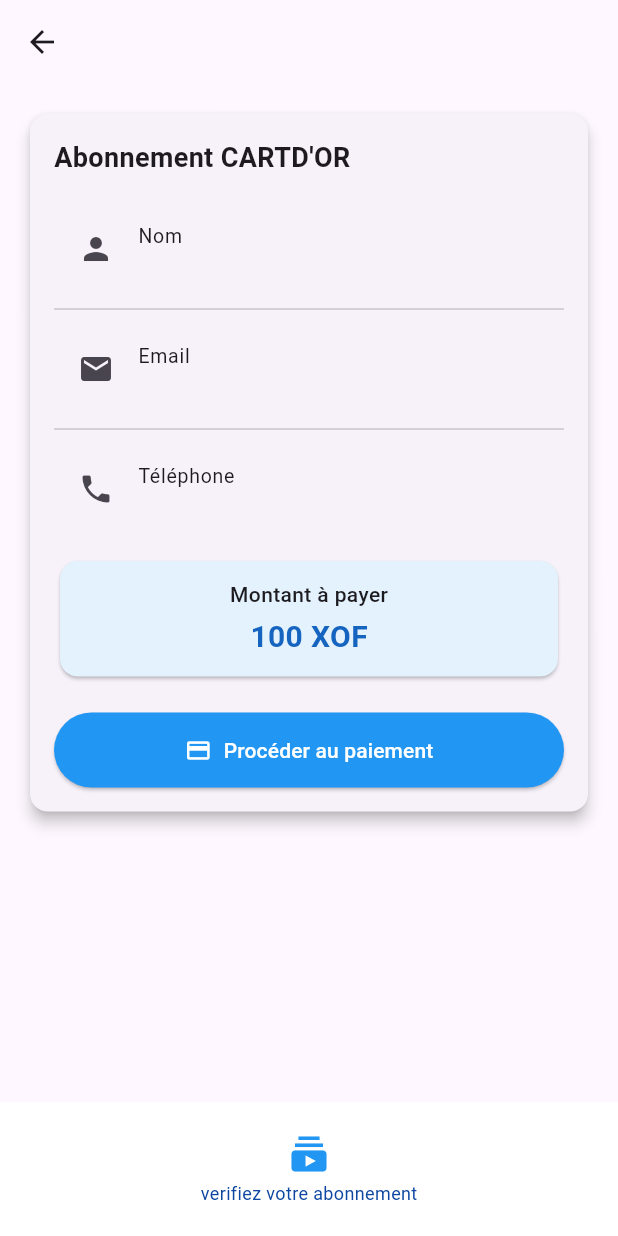
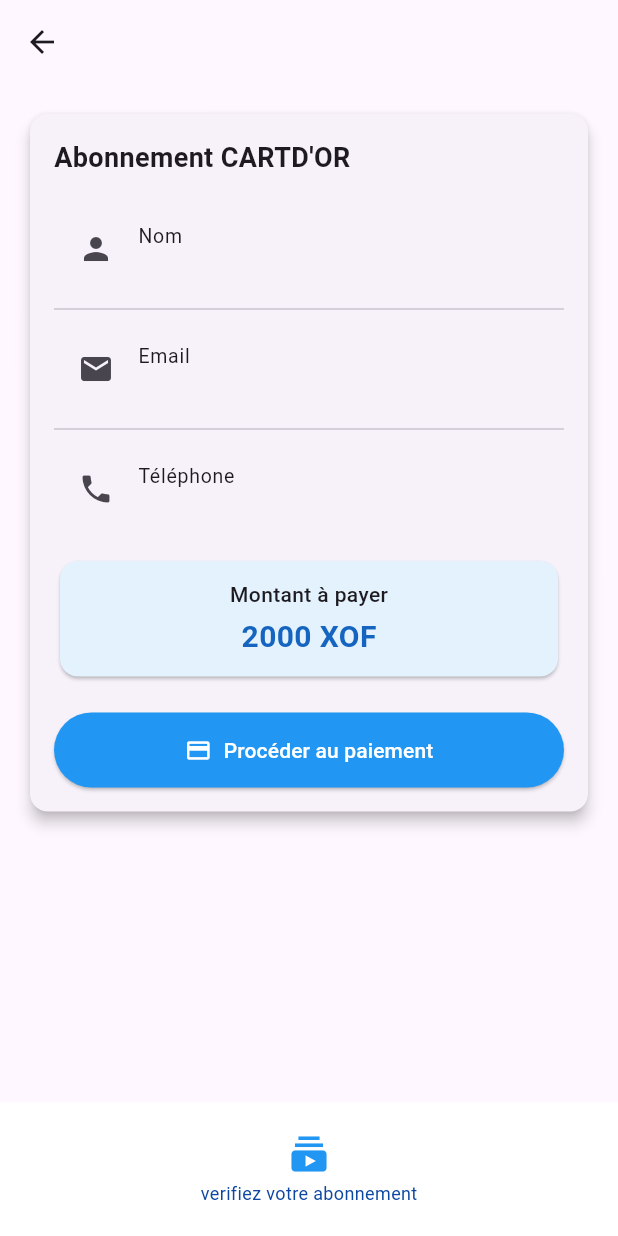
Before and after one commit to vetcho37/cartdor-flutter, a Flutter app: the MyApp_cinet screen opened directly, on a phone screen of 412 x 824 dp. Run offline on Flutter 3.47's test engine with Material 3 defaults, Android fonts, the light colour scheme and no system bars; our stand-ins replace cloud_firestore, email_validator, firebase_auth, firebase_core, flutter_lucide, qr_flutter and 1 more; missing offline and left inert: dart:html, gallery_saver_plus, mobile_scanner; accounts and stored records are empty.

Commit message:
Mise à jour de l'application56

```diff
--- a/lib/subscription_cinetpay.dart
+++ b/lib/subscription_cinetpay.dart
@@ -499,7 +499,7 @@ class _PaymentPageState extends State<MyApp_cinet> {
                                           ),
                                           SizedBox(height: 4),
                                           Text(
-                                            "100 XOF",
+                                            "2000 XOF",
                                             style: TextStyle(
                                               color: Colors.blue.shade800,
                                               fontWeight: FontWeight.bold,
```
